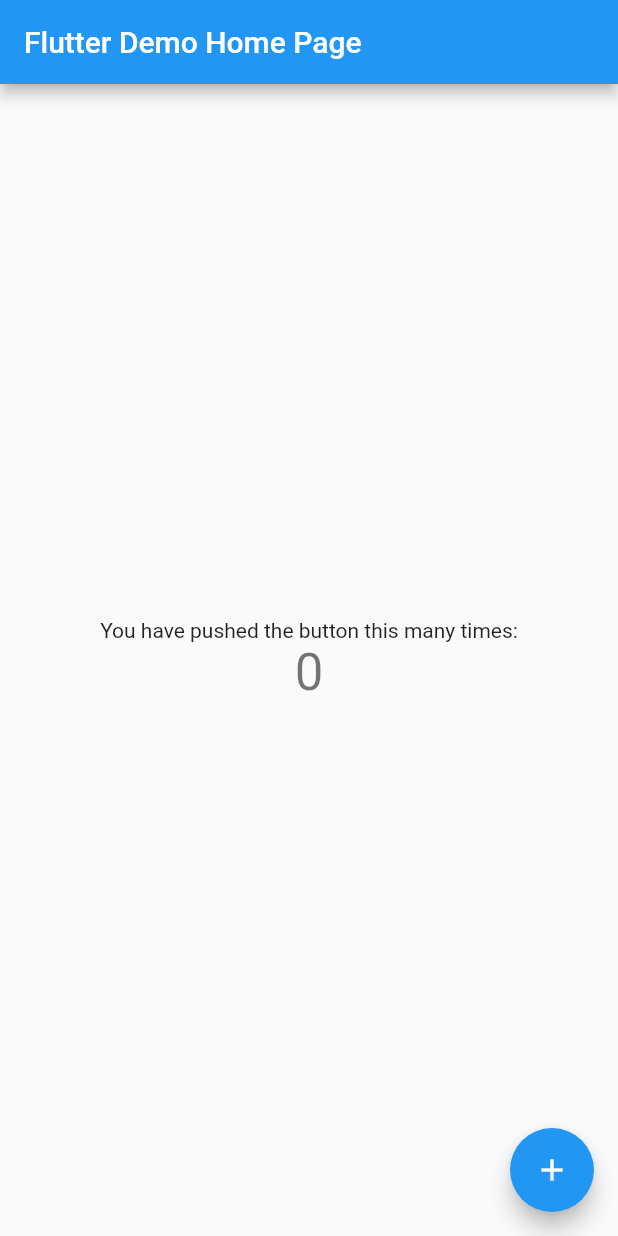
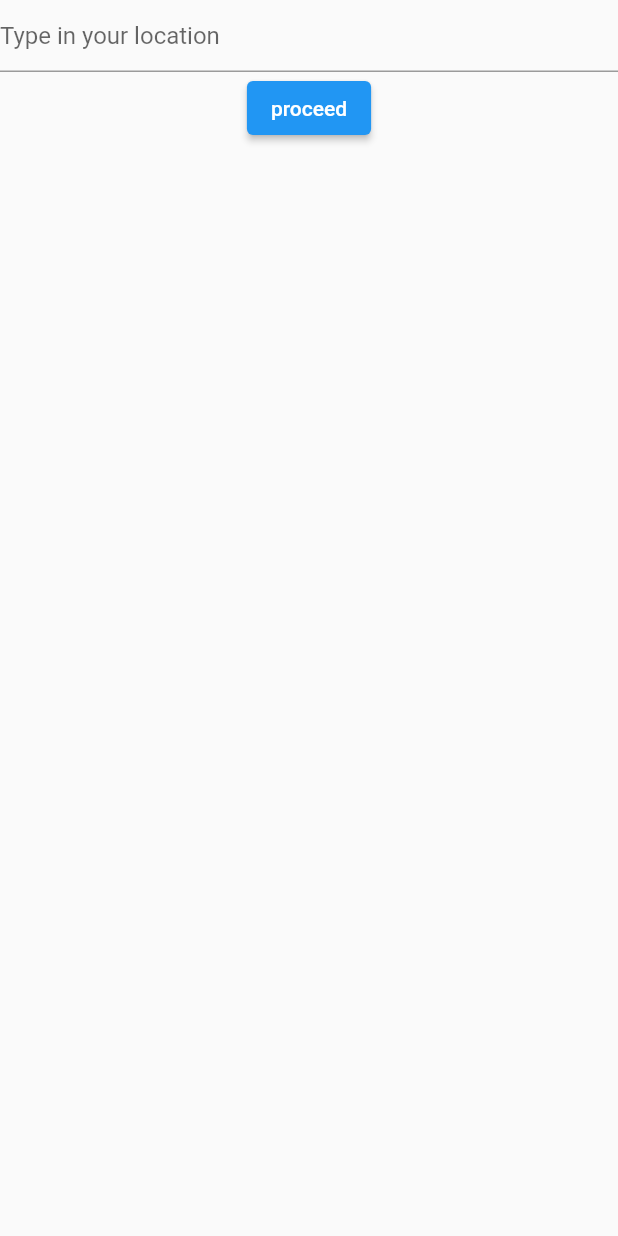
Before and after one commit to masteribro/LocationApp, a Flutter app: the screen it shows after launch, on a phone screen of 412 x 824 dp. Run offline on Flutter 3.47's test engine with Material 2 defaults, Android fonts, the phone set to English and light mode, and no system bars.

```diff
--- a/lib/main.dart
+++ b/lib/main.dart
@@ -1,4 +1,6 @@
 import 'package:flutter/material.dart';
+
+import 'view/homePage.dart';
 
 void main() {
   runApp(const MyApp());
@@ -24,92 +26,7 @@ class MyApp extends StatelessWidget {
         // is not restarted.
         primarySwatch: Colors.blue,
       ),
-      home: const MyHomePage(title: 'Flutter Demo Home Page'),
+      home: const HomePage(),
     );
   }
 }
-
-class MyHomePage extends StatefulWidget {
-  const MyHomePage({Key? key, required this.title}) : super(key: key);
-
-  // This widget is the home page of your application. It is stateful, meaning
-  // that it has a State object (defined below) that contains fields that affect
-  // how it looks.
-
-  // This class is the configuration for the state. It holds the values (in this
-  // case the title) provided by the parent (in this case the App widget) and
-  // used by the build method of the State. Fields in a Widget subclass are
-  // always marked "final".
-
-  final String title;
-
-  @override
-  State<MyHomePage> createState() => _MyHomePageState();
-}
-
-class _MyHomePageState extends State<MyHomePage> {
-  int _counter = 0;
-
-  void _incrementCounter() {
-    setState(() {
-      // This call to setState tells the Flutter framework that something has
-      // changed in this State, which causes it to rerun the build method below
-      // so that the display can reflect the updated values. If we changed
-      // _counter without calling setState(), then the build method would not be
-      // called again, and so nothing would appear to happen.
-      _counter++;
-    });
-  }
-
-  @override
-  Widget build(BuildContext context) {
-    // This method is rerun every time setState is called, for instance as done
-    // by the _incrementCounter method above.
-    //
-    // The Flutter framework has been optimized to make rerunning build methods
-    // fast, so that you can just rebuild anything that needs updating rather
-    // than having to individually change instances of widgets.
-    return Scaffold(
-      appBar: AppBar(
-        // Here we take the value from the MyHomePage object that was created by
-        // the App.build method, and use it to set our appbar title.
-        title: Text(widget.title),
-      ),
-      body: Center(
-        // Center is a layout widget. It takes a single child and positions it
-        // in the middle of the parent.
-        child: Column(
-          // Column is also a layout widget. It takes a list of children and
-          // arranges them vertically. By default, it sizes itself to fit its
-          // children horizontally, and tries to be as tall as its parent.
-          //
-          // Invoke "debug painting" (press "p" in the console, choose the
-          // "Toggle Debug Paint" action from the Flutter Inspector in Android
-          // Studio, or the "Toggle Debug Paint" command in Visual Studio Code)
-          // to see the wireframe for each widget.
-          //
-          // Column has various properties to control how it sizes itself and
-          // how it positions its children. Here we use mainAxisAlignment to
-          // center the children vertically; the main axis here is the vertical
-          // axis because Columns are vertical (the cross axis would be
-          // horizontal).
-          mainAxisAlignment: MainAxisAlignment.center,
-          children: <Widget>[
-            const Text(
-              'You have pushed the button this many times:',
-            ),
-            Text(
-              '$_counter',
-              style: Theme.of(context).textTheme.headline4,
-            ),
-          ],
-        ),
-      ),
-      floatingActionButton: FloatingActionButton(
-        onPressed: _incrementCounter,
-        tooltip: 'Increment',
-        child: const Icon(Icons.add),
-      ), // This trailing comma makes auto-formatting nicer for build methods.
-    );
-  }
-}
--- /dev/null
+++ b/lib/view/homePage.dart
@@ -0,0 +1,42 @@
+import 'package:flutter/material.dart';
+import 'package:weather_app/view/weatherInfo.dart';
+
+class HomePage extends StatefulWidget {
+  const HomePage({Key? key}) : super(key: key);
+
+  @override
+  State<HomePage> createState() => _HomePageState();
+}
+
+class _HomePageState extends State<HomePage> {
+  @override
+  Widget build(BuildContext context) {
+    return Scaffold(
+      body: Column(
+        children: [
+          weatherApp()
+
+        ],
+      ),
+    );
+  }
+
+
+
+  Widget weatherApp(){
+    return Center(
+      child: Column(
+        children: [
+         TextFormField(
+          decoration: InputDecoration(
+            hintText: 'Type in your location'
+          ),
+         ),
+          ElevatedButton(onPressed: (){Navigator.push(
+              context,
+              MaterialPageRoute(builder: (context) =>  WeatherInfo()));}, child: Text('proceed'))
+        ],
+      ),
+    );
+  }
+}
```
Also changed, not shown: lib/model/lat_and_log.dart (added, +29 -0 lines), lib/view/weatherInfo.dart (added, +34 -0 lines).
